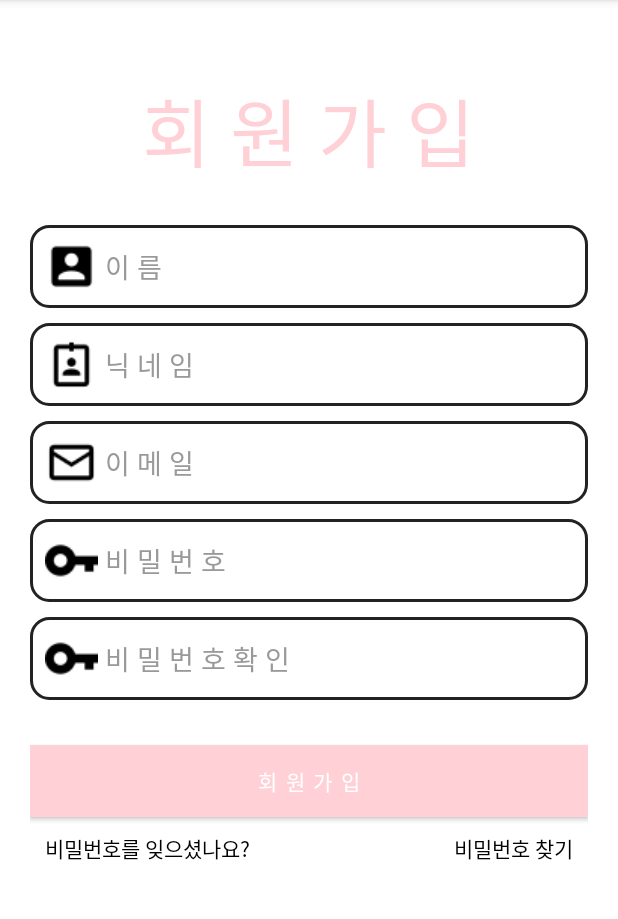
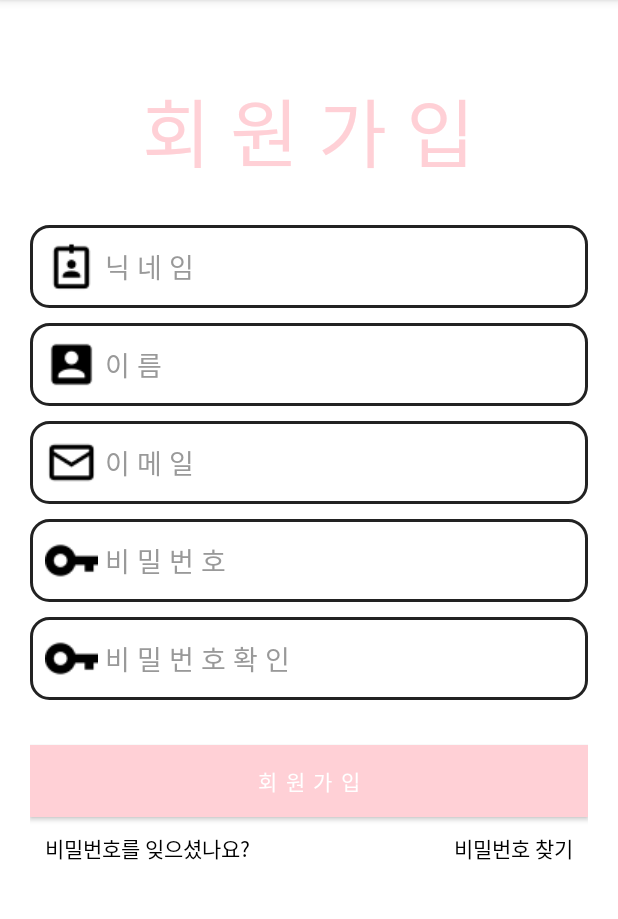
Before and after one commit to SSAFY-2nd/whatDo_whenPlay, an Android app: the SignupActivity screen opened directly, with no data from a screen before it, on a phone screen of 412 x 824 dp, the part 84-1003 px from its top. Run offline under Robolectric (Android 15) with nearby library versions, the phone set to English and light mode, and no system bars.

Commit message:
회원가입 페이지 수정 및 기능 추가

```diff
--- a/Frontend/LoginRegisterExample/app/build.gradle
+++ b/Frontend/LoginRegisterExample/app/build.gradle
@@ -34,7 +34,8 @@ dependencies {
     implementation 'com.google.android.material:material:1.2.1'
     implementation 'androidx.constraintlayout:constraintlayout:1.1.3'
     implementation 'com.android.support:support-annotations:28.0.0'
-
+    // 서버 통신 관련 라이브러리
+    implementation 'com.android.volley:volley:1.1.1'
     testImplementation 'junit:junit:4.+'
     androidTestImplementation 'androidx.test.ext:junit:1.1.2'
     androidTestImplementation 'androidx.test.espresso:espresso-core:3.3.0'
--- a/Frontend/LoginRegisterExample/app/src/main/java/com/example/loginregisterexample/MainActivity.java
+++ b/Frontend/LoginRegisterExample/app/src/main/java/com/example/loginregisterexample/MainActivity.java
@@ -1,7 +1,6 @@
 package com.example.loginregisterexample;
 
 import androidx.annotation.NonNull;
-import androidx.annotation.Nullable;
 import androidx.appcompat.app.AppCompatActivity;
 import androidx.fragment.app.FragmentManager;
 import androidx.fragment.app.FragmentTransaction;
@@ -12,11 +11,9 @@ import android.util.Log;
 import android.view.MenuItem;
 import android.view.View;
 import android.widget.Button;
-import android.widget.FrameLayout;
 
+import com.example.loginregisterexample.Register.SignupActivity;
 import com.google.android.material.bottomnavigation.BottomNavigationView;
-
-import org.w3c.dom.ls.LSOutput;
 
 public class MainActivity extends AppCompatActivity {
 
--- a/Frontend/LoginRegisterExample/app/src/main/java/com/example/loginregisterexample/SignupActivity.java
+++ b/Frontend/LoginRegisterExample/app/src/main/java/com/example/loginregisterexample/Register/SignupActivity.java
@@ -1,9 +1,11 @@
-package com.example.loginregisterexample;
+package com.example.loginregisterexample.Register;
 
 import android.os.Bundle;
 
 import androidx.annotation.Nullable;
 import androidx.appcompat.app.AppCompatActivity;
+
+import com.example.loginregisterexample.R;
 
 public class SignupActivity extends AppCompatActivity {
     @Override
--- a/Frontend/LoginRegisterExample/app/src/main/res/layout/signup.xml
+++ b/Frontend/LoginRegisterExample/app/src/main/res/layout/signup.xml
@@ -44,20 +44,7 @@
             android:paddingRight="20dp">
 
 
-            <EditText
-                android:id="@+id/et_id"
-                android:layout_width="fill_parent"
-                android:layout_height="wrap_content"
-                android:layout_marginBottom="10dp"
-                android:background="@drawable/edit_round"
-                android:drawableLeft="@drawable/icons8_name_35"
-                android:hint=" 이 름"
-                android:inputType="textCapWords"
-                android:padding="10dp"
-                android:textColor="@color/input_register"
-                android:textColorHint="@color/input_register_hint"
-                android:fontFamily="@font/nanumbarunpenb"
-                />
+
 
             <EditText
                 android:id="@+id/et_nickname"
@@ -67,7 +54,32 @@
                 android:background="@drawable/edit_round"
                 android:drawableLeft="@drawable/icons8_name_tag_35"
                 android:hint=" 닉 네 임"
+                android:ems="10"
                 android:inputType="textEmailAddress"
+                android:padding="10dp"
+                android:textColor="@color/input_register"
+                android:textColorHint="@color/input_register_hint"
+                android:fontFamily="@font/nanumbarunpenb"
+
+                />
+<!--            <Button-->
+<!--                android:id="@+id/check_btn"-->
+<!--                style ="@style/defaultButton"-->
+
+<!--                >-->
+
+<!--            </Button>-->
+
+
+            <EditText
+                android:id="@+id/et_name"
+                android:layout_width="fill_parent"
+                android:layout_height="wrap_content"
+                android:layout_marginBottom="10dp"
+                android:background="@drawable/edit_round"
+                android:drawableLeft="@drawable/icons8_name_35"
+                android:hint=" 이 름"
+                android:inputType="textCapWords"
                 android:padding="10dp"
                 android:textColor="@color/input_register"
                 android:textColorHint="@color/input_register_hint"
@@ -125,7 +137,7 @@
                 android:layout_width="fill_parent"
                 android:layout_height="wrap_content"
                 android:layout_marginTop="20dip"
-                android:background="#ea4c88"
+                android:background="#FFD0D6"
                 android:text=" 회 원 가 입 "
                 android:textColor="@color/white" />
 
--- a/Frontend/LoginRegisterExample/app/src/main/res/values/colors.xml
+++ b/Frontend/LoginRegisterExample/app/src/main/res/values/colors.xml
@@ -1,7 +1,7 @@
 <?xml version="1.0" encoding="utf-8"?>
 <resources>
     <color name="purple_200">#FFBB86FC</color>
-    <color name="purple_500">#FFD0D6</color>
+    <color name="main_color">#FFD0D6</color>
     <color name="purple_700">#FF3700B3</color>
     <color name="teal_200">#FF03DAC5</color>
     <color name="teal_700">#FF018786</color>
--- /dev/null
+++ b/Frontend/LoginRegisterExample/app/src/main/res/values/styles.xml
@@ -0,0 +1,2 @@
+<?xml version="1.0" encoding="utf-8"?>
+<resources></resources>
--- a/Frontend/LoginRegisterExample/app/src/main/res/values/themes.xml
+++ b/Frontend/LoginRegisterExample/app/src/main/res/values/themes.xml
@@ -2,7 +2,7 @@
     <!-- Base application theme. -->
     <style name="Theme.LoginRegisterExample" parent="Theme.MaterialComponents.DayNight.DarkActionBar">
         <!-- Primary brand color. -->
-        <item name="colorPrimary">@color/purple_500</item>
+        <item name="colorPrimary">@color/main_color</item>
         <item name="colorPrimaryVariant">@color/purple_700</item>
         <item name="colorOnPrimary">@color/white</item>
         <!-- Secondary brand color. -->
```
Also changed, not shown: Frontend/LoginRegisterExample/app/src/main/AndroidManifest.xml (+5 -2 lines), Frontend/LoginRegisterExample/app/src/main/java/com/example/loginregisterexample/Register/RegisterActivity.java (added, +49 -0 lines), Frontend/LoginRegisterExample/app/src/main/java/com/example/loginregisterexample/Register/RegisterRequest.java (added, +34 -0 lines), Frontend/LoginRegisterExample/app/src/main/java/com/example/loginregisterexample/Register/ValidateRequest.java (added, +28 -0 lines).
